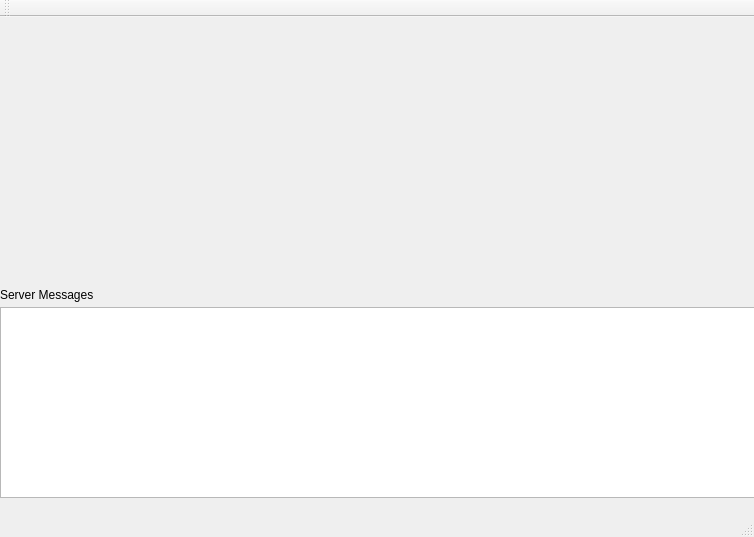
Old version of the form polyworldagent.ui in the repository rockhowse/polyworld-agent.
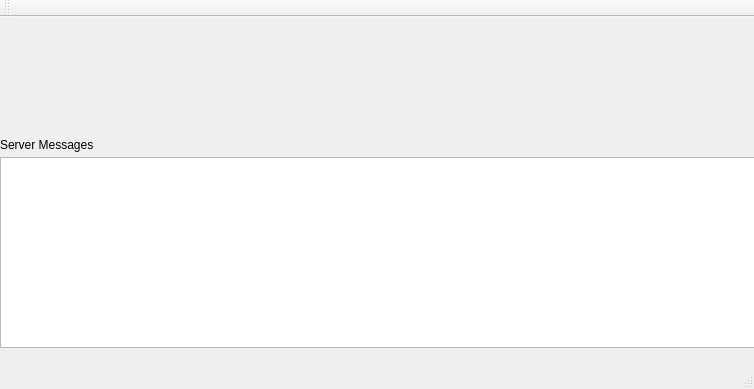
New version of the form.

Commit message: modified the agent ui to fit 1/4 screen and reciever code to use new server message format

What changed in the file:
```diff
--- a/polyworldagent.ui
+++ b/polyworldagent.ui
@@ -7,7 +7,7 @@
     <x>0</x>
     <y>0</y>
     <width>754</width>
-    <height>537</height>
+    <height>389</height>
    </rect>
   </property>
   <property name="windowTitle">
@@ -18,7 +18,7 @@
     <property name="geometry">
      <rect>
       <x>0</x>
-      <y>290</y>
+      <y>140</y>
       <width>761</width>
       <height>191</height>
      </rect>
@@ -28,7 +28,7 @@
     <property name="geometry">
      <rect>
       <x>0</x>
-      <y>270</y>
+      <y>120</y>
       <width>111</width>
       <height>16</height>
      </rect>
```
The commit also changes 2 other files.
